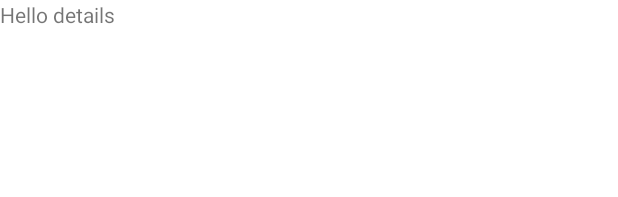
After one commit to karkaminski/ShoppingListApp, an Android app: the layout list_details_fragment.xml on its own in the app's theme, with its tools: preview values and no code run, on a phone screen of 412 x 824 dp. The commit adds this screen. Shown: the top 197 px of the screen. Run offline under Robolectric (Android 15) with nearby library versions, the phone set to English and light mode, and no system bars.

Commit message:
Empty ListDetailsFragment and navigation.

```diff
--- a/app/build.gradle
+++ b/app/build.gradle
@@ -1,6 +1,8 @@
 plugins {
     id 'com.android.application'
     id 'kotlin-android'
+    id 'androidx.navigation.safeargs.kotlin'
+
 }
 
 android {
@@ -51,7 +53,6 @@ dependencies {
 
 
     //////NavigationComponent
-    def nav_version = "2.3.5"
     // Java language implementation
     implementation "androidx.navigation:navigation-fragment:$nav_version"
     implementation "androidx.navigation:navigation-ui:$nav_version"
--- /dev/null
+++ b/app/src/main/java/pl/karkaminski/shoppinglistapp/data/ShoppingListDetail.kt
@@ -0,0 +1,4 @@
+package pl.karkaminski.shoppinglistapp.data
+
+class ShoppingListDetail {
+}
--- /dev/null
+++ b/app/src/main/res/layout/list_details_fragment.xml
@@ -0,0 +1,13 @@
+<?xml version="1.0" encoding="utf-8"?>
+<FrameLayout xmlns:android="http://schemas.android.com/apk/res/android"
+    xmlns:tools="http://schemas.android.com/tools"
+    android:layout_width="match_parent"
+    android:layout_height="match_parent"
+    tools:context=".ui.listdetails.ListDetailsFragment">
+
+    <TextView
+        android:layout_width="match_parent"
+        android:layout_height="match_parent"
+        android:text="Hello details" />
+
+</FrameLayout>
--- /dev/null
+++ b/app/src/main/res/layout/list_item_shopping_detail.xml
@@ -0,0 +1,6 @@
+<?xml version="1.0" encoding="utf-8"?>
+<androidx.constraintlayout.widget.ConstraintLayout xmlns:android="http://schemas.android.com/apk/res/android"
+    android:layout_width="match_parent"
+    android:layout_height="match_parent">
+
+</androidx.constraintlayout.widget.ConstraintLayout>
--- a/build.gradle
+++ b/build.gradle
@@ -1,6 +1,7 @@
 // Top-level build file where you can add configuration options common to all sub-projects/modules.
 buildscript {
     ext.kotlin_version = "1.5.10"
+    ext.nav_version = "2.3.5"
     repositories {
         google()
         mavenCentral()
@@ -8,6 +9,8 @@ buildscript {
     dependencies {
         classpath "com.android.tools.build:gradle:4.2.2"
         classpath "org.jetbrains.kotlin:kotlin-gradle-plugin:$kotlin_version"
+        classpath "androidx.navigation:navigation-safe-args-gradle-plugin:$nav_version"
+
 
         // NOTE: Do not place your application dependencies here; they belong
         // in the individual module build.gradle files
```
Also changed, not shown: app/src/main/java/pl/karkaminski/shoppinglistapp/ui/listdetails/ListDetailsFragment.kt (added, +21 -0 lines), app/src/main/java/pl/karkaminski/shoppinglistapp/ui/listdetails/ListDetailsViewModel.kt (added, +7 -0 lines), app/src/main/java/pl/karkaminski/shoppinglistapp/ui/shoppinglists/ShoppingListsAdapter.kt (+11 -1 lines), app/src/main/java/pl/karkaminski/shoppinglistapp/ui/shoppinglists/ShoppingListsFragment.kt (+13 -3 lines), app/src/main/res/navigation/nav_graph.xml (+10 -6 lines).
